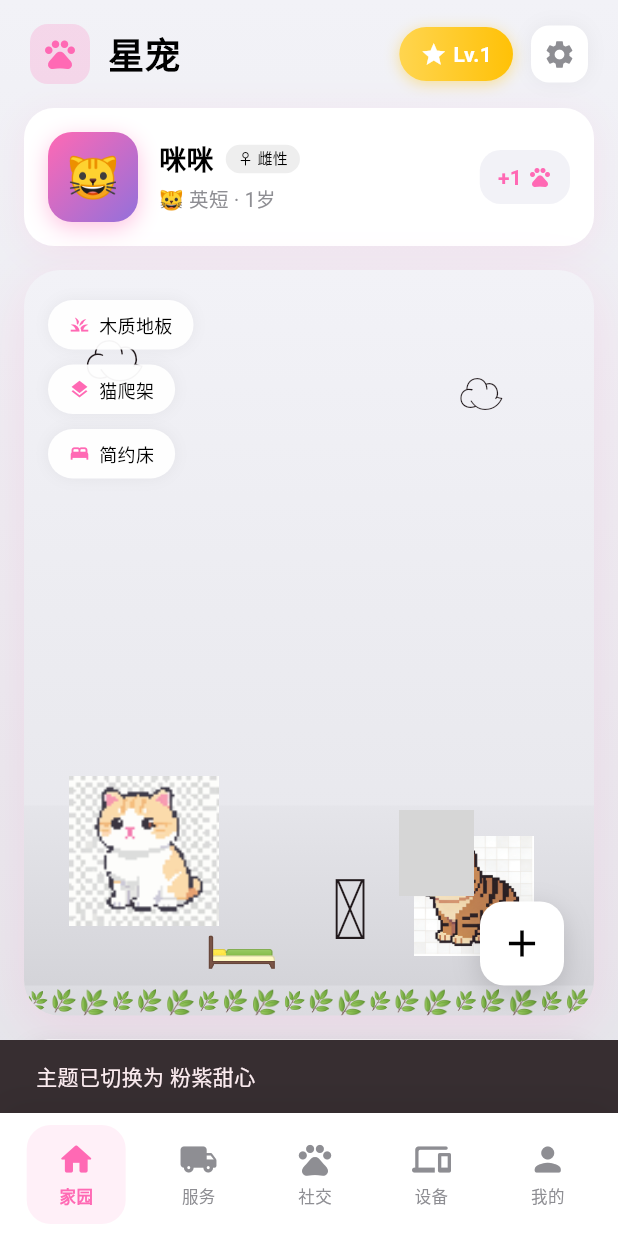
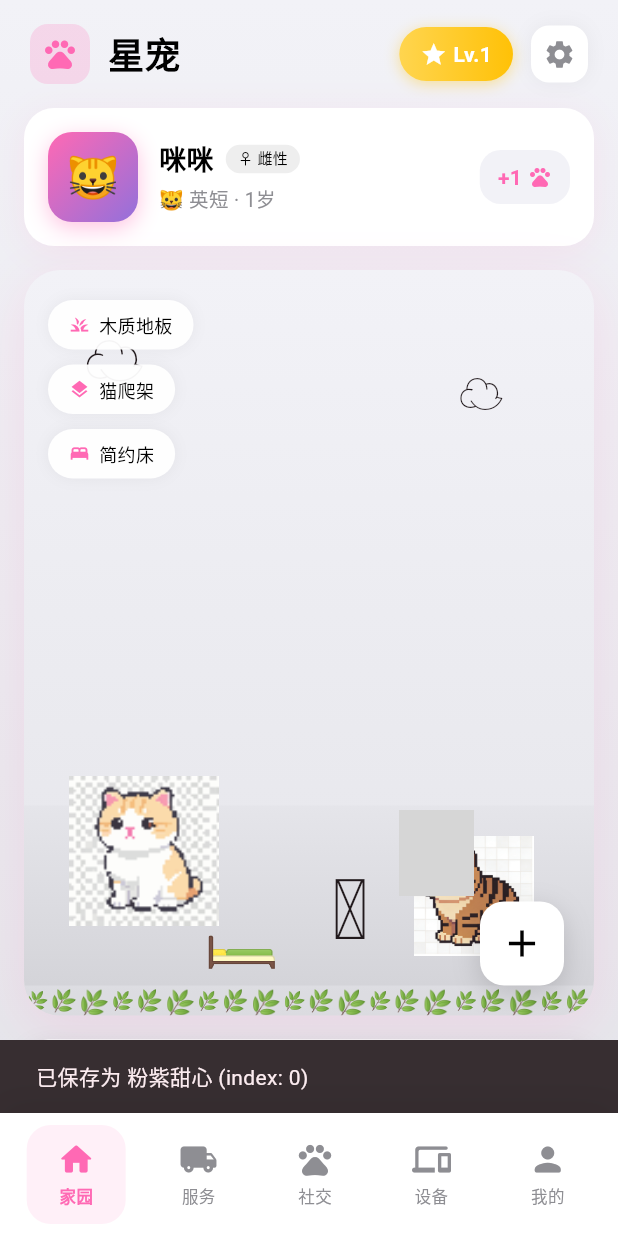
Before and after one commit to Sentheecode/StarPetApp, a Flutter app: the ThemeSettingsPage screen opened directly, after a tap on "保存主题", on a phone screen of 412 x 824 dp. Run offline on Flutter 3.47's test engine with Material 3 defaults, Android fonts, the phone set to English and light mode, and no system bars; our stand-ins replace sqflite; accounts and stored records are empty; network calls fail; Roboto replaces fonts that are missing (System); grey boxes are pictures that could not be loaded.

Commit message:
修复图标和版本号

```diff
--- a/lib/main.dart
+++ b/lib/main.dart
@@ -74,7 +74,9 @@ class DataManager {
         final rolesStr = user['roles'] as String? ?? '';
         _userData['roles'] = rolesStr.isEmpty ? <String>[] : rolesStr.split(',');
         // 加载主题
-        _currentThemeIndex = (user['theme'] as int?) ?? 0;
+        final themeFromDb = user['theme'];
+        print('=== DB中theme字段: $themeFromDb (类型: ${themeFromDb.runtimeType}) ===');
+        _currentThemeIndex = (themeFromDb as int?) ?? 0;
         _userData['theme'] = _currentThemeIndex;
         print('=== 从数据库加载主题: $_currentThemeIndex ===');
       }
@@ -2153,7 +2155,8 @@ class _EditProfilePageState extends State<EditProfilePage> {
 class OTAUpdater {
   // 改成你的Tailscale IP
   static const String baseUrl = 'http://100.64.77.197:8080';
-  static const int currentVersionCode = 10;
+  static const int currentVersionCode = 15;
+  static const String currentVersion = '1.3.5';
 
   // 启动时检测更新
   static Future<void> checkUpdateOnStart() async {
@@ -2556,12 +2559,16 @@ class _ThemeSettingsPageState extends State<ThemeSettingsPage> {
                 height: 56,
                 child: ElevatedButton(
                   onPressed: () async {
+                    print('=== 点击保存: _selectedTheme=$_selectedTheme ===');
                     await DataManager.setTheme(_selectedTheme);
                     // 实时刷新主题
                     StarPetApp.updateTheme(_selectedTheme);
+                    // 验证保存
+                    final saved = DataManager.getCurrentTheme();
+                    print('=== 保存后验证: saved=$saved ===');
                     if (context.mounted) {
                       ScaffoldMessenger.of(context).showSnackBar(
-                        SnackBar(content: Text('主题已切换为 ${_themes[_selectedTheme]['name']}'), duration: const Duration(seconds: 1)),
+                        SnackBar(content: Text('已保存为 ${_themes[_selectedTheme]['name']} (index: $_selectedTheme)'), duration: const Duration(seconds: 1)),
                       );
                       Future.delayed(const Duration(milliseconds: 500), () => Navigator.pop(context));
                     }
@@ -2771,7 +2778,7 @@ class _AboutUsPageState extends State<AboutUsPage> {
             const SizedBox(height: 20),
             Text('星宠', style: TextStyle(fontSize: 28, fontWeight: FontWeight.bold)),
             const SizedBox(height: 8),
-            Text('版本 ${OTAUpdater.currentVersionCode <= 9 ? '1.0.' + OTAUpdater.currentVersionCode.toString() : '1.0.' + OTAUpdater.currentVersionCode.toString()} | 主题: ${StarPetApp.currentThemeIndex}', style: TextStyle(color: Colors.grey)),
+            Text('版本 ${OTAUpdater.currentVersion} | 主题: ${StarPetApp.currentThemeIndex}', style: TextStyle(color: Colors.grey)),
             if (_hasUpdate) ...[
               const SizedBox(height: 8),
               GestureDetector(
--- a/ota/version.json
+++ b/ota/version.json
@@ -1,7 +1,7 @@
 {
-  "version": "1.3.3",
-  "versionCode": 16,
-  "releaseNote": "关于我们页面显示主题 index",
+  "version": "1.3.5",
+  "versionCode": 15,
+  "releaseNote": "修复App图标显示问题，统一版本号",
   "downloadUrl": "http://100.64.77.197:8080/app-release.apk",
   "forceUpdate": false
 }
```
Also changed, not shown: 5 other files.
